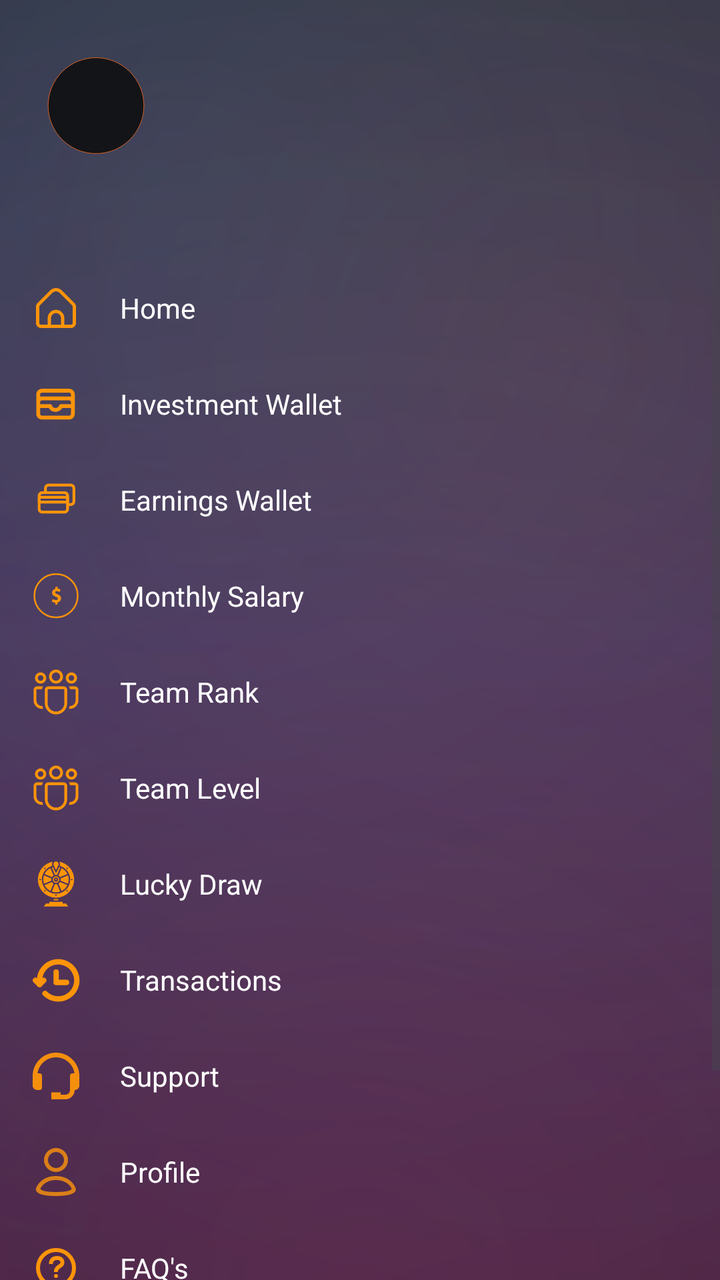
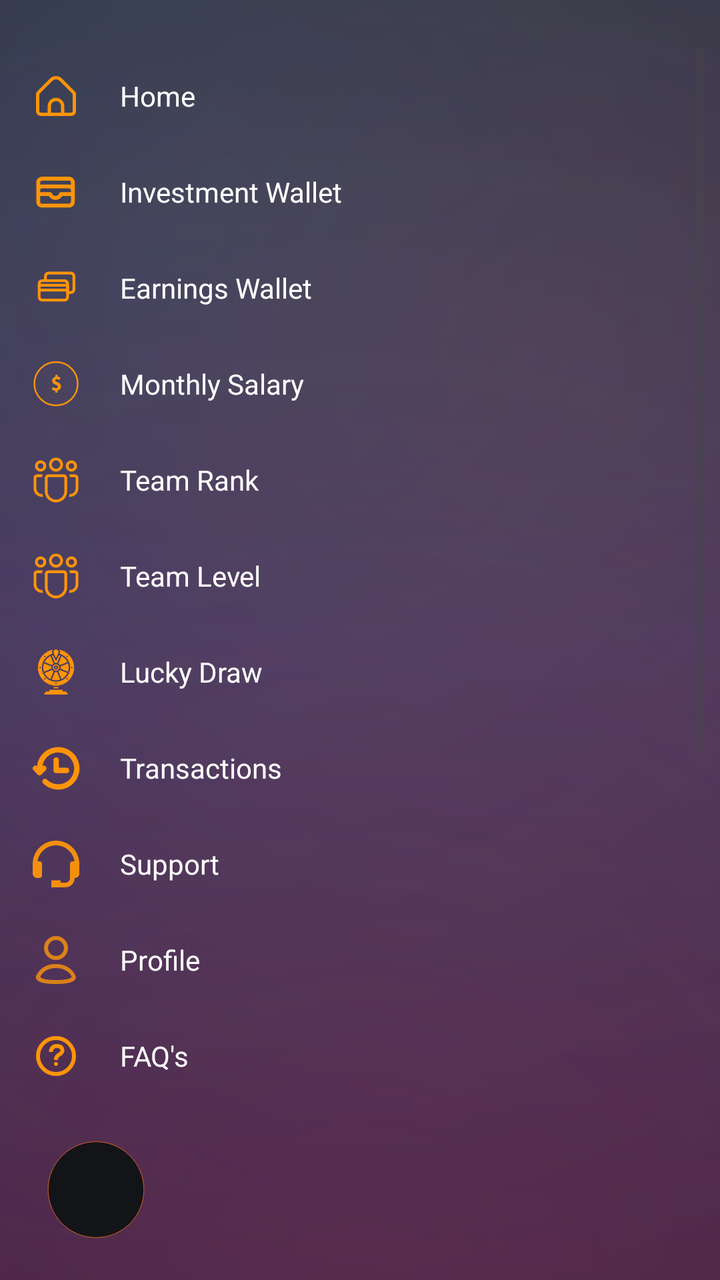

Before-and-after screenshots of an Android layout around one commit, followed by the original layout XML and the change that was made.
<!-- AndroidManifest.xml: application theme Theme.Bitbloom -->
<!-- res/layout/custom_drawer_content.xml -->
<LinearLayout xmlns:android="http://schemas.android.com/apk/res/android"
    android:layout_width="match_parent"
    android:layout_height="match_parent"

    android:background="@drawable/bg_mxg_deposit_gradient"
    android:orientation="vertical">

    
    <LinearLayout
        android:layout_width="match_parent"
        android:layout_height="wrap_content"
        android:layout_marginStart="20dp"
        android:layout_marginTop="@dimen/space_24"
        android:layout_marginEnd="8dp"
        android:orientation="horizontal"
        android:paddingBottom="16dp">

        <ImageView
            android:id="@+id/drawerImageView"
            android:layout_width="56dp"
            android:layout_height="56dp"
            android:layout_gravity="center_vertical"
            android:layout_marginBottom="4dp"
            android:background="@drawable/ic_profile"
            android:scaleType="centerCrop"
            android:translationY="4dp" />

        <LinearLayout
            android:layout_width="match_parent"
            android:layout_height="wrap_content"
            android:layout_gravity="center_vertical"
            android:layout_marginStart="12dp"
            android:orientation="vertical">

            <TextView
                android:id="@+id/userNameTextView"
                android:layout_width="wrap_content"
                android:layout_height="wrap_content"
                android:layout_gravity="center_vertical"
                android:textColor="@android:color/white"
                android:textSize="18sp" />

            <TextView
                android:id="@+id/userEmailTextView"
                android:layout_width="wrap_content"
                android:layout_height="wrap_content"
                android:layout_gravity="center_vertical"
                android:layout_marginTop="4dp"
                android:textColor="#90FFFFFF"
                android:textSize="12sp" />
        </LinearLayout>

    </LinearLayout>

    <ScrollView
        android:layout_width="match_parent"
        android:layout_height="0dp"
        android:layout_weight="1"
        android:fillViewport="true">

        <LinearLayout
            android:layout_width="match_parent"
            android:layout_height="wrap_content"

            android:orientation="vertical">

            <include layout="@layout/item_drawer_menu" />
            
            <LinearLayout
                android:id="@+id/socialLinksRow"
                android:layout_width="match_parent"
                android:layout_height="wrap_content"
                android:layout_gravity="bottom"
                android:gravity="center_horizontal"
                android:orientation="horizontal"
                android:paddingVertical="16dp">

                
                <ImageButton
                    android:id="@+id/btnWhatsApp"
                    android:layout_width="32dp"
                    android:layout_height="32dp"
                    android:layout_marginHorizontal="12dp"
                    android:backgroundTint="@android:color/transparent"
                    android:src="@drawable/ic_whatsapp" />

                
                <ImageButton
                    android:id="@+id/btnTelegram"
                    android:layout_width="32dp"
                    android:layout_height="32dp"
                    android:layout_marginHorizontal="12dp"
                    android:backgroundTint="@android:color/transparent"
                    android:src="@drawable/ic_telegram" />

            </LinearLayout>
        </LinearLayout>
    </ScrollView>
</LinearLayout>
<!-- res/layout/item_drawer_menu.xml (included above) -->
<LinearLayout xmlns:android="http://schemas.android.com/apk/res/android"
    xmlns:app="http://schemas.android.com/apk/res-auto"
    android:layout_width="match_parent"
    android:layout_height="wrap_content"

    android:layout_marginTop="30dp"
    android:background="@android:color/transparent"
    android:orientation="vertical">

    
    <LinearLayout
        android:id="@+id/menuHome"
        android:layout_width="match_parent"
        android:layout_height="wrap_content"
        android:background="?attr/selectableItemBackground"
        android:clickable="true"
        android:focusable="true"
        android:gravity="center_vertical"
        android:orientation="horizontal"
        android:paddingHorizontal="16dp"
        android:paddingVertical="12dp">

        <ImageView
            android:layout_width="24dp"
            android:layout_height="24dp"
            android:padding="2dp"
            android:src="@drawable/ic_home" />

        <TextView
            android:layout_width="wrap_content"
            android:layout_height="wrap_content"
            android:layout_marginStart="20dp"
            android:text="@string/item_drawer_menu_home"
            android:textColor="@color/white"
            android:textSize="14sp" />
    </LinearLayout>





    <LinearLayout
        android:id="@+id/menuInvestmentWallet"
        android:layout_width="match_parent"
        android:layout_height="wrap_content"
        android:background="?attr/selectableItemBackground"
        android:clickable="true"
        android:focusable="true"
        android:gravity="center_vertical"
        android:orientation="horizontal"
        android:paddingHorizontal="16dp"
        android:paddingVertical="12dp">

        <ImageView
            android:layout_width="24dp"
            android:layout_height="24dp"
            android:src="@drawable/ic_wallet"
            app:tint="#FD9409" /> 
        <TextView
            android:layout_width="wrap_content"
            android:layout_height="wrap_content"
            android:layout_marginStart="20dp"
            android:text="@string/item_drawer_menu_investment_wallet"
            android:textColor="@color/white"
            android:textSize="14sp" />
    </LinearLayout>

    <LinearLayout
        android:id="@+id/menuEarningsWallet"
        android:layout_width="match_parent"
        android:layout_height="wrap_content"
        android:background="?attr/selectableItemBackground"
        android:clickable="true"
        android:focusable="true"
        android:gravity="center_vertical"
        android:orientation="horizontal"
        android:paddingHorizontal="16dp"
        android:paddingVertical="12dp">

        <ImageView
            android:layout_width="24dp"
            android:layout_height="24dp"
            android:src="@drawable/ic_withdraw2"
            app:tint="#FD9409" /> 
        <TextView
            android:layout_width="wrap_content"
            android:layout_height="wrap_content"
            android:layout_marginStart="20dp"
            android:text="@string/item_drawer_menu_earnings_wallet"
            android:textColor="@color/white"
            android:textSize="14sp" />
    </LinearLayout>
    
    <LinearLayout
        android:id="@+id/menuSalary"
        android:layout_width="match_parent"
        android:layout_height="wrap_content"
        android:background="?attr/selectableItemBackground"
        android:clickable="true"
        android:focusable="true"
        android:gravity="center_vertical"
        android:orientation="horizontal"
        android:paddingHorizontal="16dp"
        android:paddingVertical="12dp">

        <ImageView
            android:layout_width="24dp"
            android:layout_height="24dp"
            android:src="@drawable/ic_money"
            app:tint="#FD9409" />

        <TextView
            android:layout_width="wrap_content"
            android:layout_height="wrap_content"
            android:layout_marginStart="20dp"
            android:text="@string/fragment_salary_salary"
            android:textColor="@color/white"
            android:textSize="14sp" />
    </LinearLayout>

    <LinearLayout
        android:id="@+id/menuRank"
        android:layout_width="match_parent"
        android:layout_height="wrap_content"
        android:background="?attr/selectableItemBackground"
        android:clickable="true"
        android:focusable="true"
        android:gravity="center_vertical"
        android:orientation="horizontal"
        android:paddingHorizontal="16dp"
        android:paddingVertical="12dp">

        <ImageView
            android:layout_width="24dp"
            android:layout_height="24dp"
            android:src="@drawable/ic_team_hollow"
            app:tint="#FD9409" />

        <TextView
            android:layout_width="wrap_content"
            android:layout_height="wrap_content"
            android:layout_marginStart="20dp"
            android:text="@string/item_drawer_menu_team_rank"
            android:textColor="@color/white"
            android:textSize="14sp" />
    </LinearLayout>

    <LinearLayout
        android:id="@+id/menuTeam"
        android:layout_width="match_parent"
        android:layout_height="wrap_content"
        android:background="?attr/selectableItemBackground"
        android:clickable="true"
        android:focusable="true"
        android:gravity="center_vertical"
        android:orientation="horizontal"
        android:paddingHorizontal="16dp"
        android:paddingVertical="12dp">

        <ImageView
            android:layout_width="24dp"
            android:layout_height="24dp"
            android:src="@drawable/ic_team_hollow"
            app:tint="#FD9409" />

        <TextView
            android:layout_width="wrap_content"
            android:layout_height="wrap_content"
            android:layout_marginStart="20dp"
            android:text="@string/item_drawer_menu_team_level"
            android:textColor="@color/white"
            android:textSize="14sp" />
    </LinearLayout>
    <LinearLayout
        android:id="@+id/menuLuckyDraw"
        android:layout_width="match_parent"
        android:layout_height="wrap_content"
        android:background="?attr/selectableItemBackground"
        android:clickable="true"
        android:focusable="true"
        android:gravity="center_vertical"
        android:orientation="horizontal"
        android:paddingHorizontal="16dp"
        android:paddingVertical="12dp">

        <ImageView
            android:layout_width="24dp"
            android:layout_height="24dp"
            android:src="@drawable/ic_lucky_spin"
            app:tint="#FD9409" />

        <TextView
            android:layout_width="wrap_content"
            android:layout_height="wrap_content"
            android:layout_marginStart="20dp"
            android:text="@string/lucky_draw"
            android:textColor="@color/white"
            android:textSize="14sp" />
    </LinearLayout>
    
    
    
    <LinearLayout
        android:id="@+id/menuTransactions"
        android:layout_width="match_parent"
        android:layout_height="wrap_content"
        android:background="?attr/selectableItemBackground"
        android:clickable="true"
        android:focusable="true"
        android:gravity="center_vertical"
        android:orientation="horizontal"
        android:paddingHorizontal="16dp"
        android:paddingVertical="12dp">

        <ImageView
            android:layout_width="24dp"
            android:layout_height="24dp"
            android:src="@drawable/ic_transactions"
            app:tint="#FD9409" />

        <TextView
            android:layout_width="wrap_content"
            android:layout_height="wrap_content"
            android:layout_marginStart="20dp"
            android:text="@string/fragment_deposit_transactions"
            android:textColor="@color/white"
            android:textSize="14sp" />
    </LinearLayout>
    
    <LinearLayout
        android:id="@+id/menuSupport"
        android:layout_width="match_parent"
        android:layout_height="wrap_content"
        android:background="?attr/selectableItemBackground"
        android:clickable="true"
        android:focusable="true"
        android:gravity="center_vertical"
        android:orientation="horizontal"
        android:paddingHorizontal="16dp"
        android:paddingVertical="12dp">

        <ImageView
            android:layout_width="24dp"
            android:layout_height="24dp"
            android:src="@drawable/ic_support"
            app:tint="#FD9409" />

        <TextView
            android:layout_width="wrap_content"
            android:layout_height="wrap_content"
            android:layout_marginStart="20dp"
            android:text="@string/support"
            android:textColor="@color/white"
            android:textSize="14sp" />
    </LinearLayout>
    
    <LinearLayout
        android:id="@+id/menuProfile"
        android:layout_width="match_parent"
        android:layout_height="wrap_content"
        android:background="?attr/selectableItemBackground"
        android:clickable="true"
        android:focusable="true"
        android:gravity="center_vertical"
        android:orientation="horizontal"
        android:paddingHorizontal="16dp"
        android:paddingVertical="12dp">

        <ImageView
            android:layout_width="24dp"
            android:layout_height="24dp"
            android:src="@drawable/ic_profile_drawer"
            app:tint="#FD9409" />

        <TextView
            android:layout_width="wrap_content"
            android:layout_height="wrap_content"
            android:layout_marginStart="20dp"
            android:text="@string/item_drawer_menu_profile"
            android:textColor="@color/white"
            android:textSize="14sp" />
    </LinearLayout>
    <LinearLayout
        android:id="@+id/menuFaqs"
        android:layout_width="match_parent"
        android:layout_height="wrap_content"
        android:background="?attr/selectableItemBackground"
        android:clickable="true"
        android:focusable="true"
        android:gravity="center_vertical"
        android:orientation="horizontal"
        android:paddingHorizontal="16dp"
        android:paddingVertical="12dp">

        <ImageView
            android:layout_width="24dp"
            android:layout_height="24dp"
            android:src="@drawable/ic_faqs"
            app:tint="#FD9409" />

        <TextView
            android:layout_width="wrap_content"
            android:layout_height="wrap_content"
            android:layout_marginStart="20dp"
            android:text="FAQ's"
            android:textColor="@color/white"
            android:textSize="14sp" />
    </LinearLayout>
    
    <LinearLayout
        android:id="@+id/logout"
        android:layout_width="match_parent"
        android:layout_height="wrap_content"
        android:background="?attr/selectableItemBackground"
        android:clickable="true"
        android:focusable="true"
        android:gravity="center_vertical"
        android:orientation="horizontal"
        android:paddingHorizontal="16dp"
        android:paddingVertical="12dp">

        <ImageView
            android:layout_width="24dp"
            android:layout_height="24dp"
            android:src="@drawable/logout2"
            app:tint="@color/red" /> 
        <TextView
            android:layout_width="wrap_content"
            android:layout_height="wrap_content"
            android:layout_marginStart="20dp"
            android:text="@string/item_drawer_menu_logout"
            android:textColor="@color/red"
            android:textSize="14sp" />
    </LinearLayout>

</LinearLayout>
<!-- resources referenced by this layout -->
<resources>
  <color name="red">#F00806</color>
  <color name="white">#FFFFFFFF</color>
  <dimen name="space_24">24dp</dimen>
  <!-- drawable ic_profile (drawable) -->
  <vector xmlns:android="http://schemas.android.com/apk/res/android"
      android:width="48dp"
      android:height="48dp"
      android:viewportWidth="48"
      android:viewportHeight="48">
  
      
      <path
          android:fillColor="@android:color/transparent"
          android:pathData="M24,2A21,21 0,1 1,3 23A21,21 0,0 1,24 2Z" />
  
      
      <path
          android:fillColor="@color/nav_bar_color"
          android:pathData="M24,2.462A20.538,20.538 0,1 1,3.462 23A20.538,20.538 0,0 1,24 2.462Z"
          android:strokeColor="@color/orange" />
  </vector>
  <string name="fragment_deposit_transactions">Transactions</string>
  <string name="fragment_salary_salary">Monthly Salary</string>
  <string name="item_drawer_menu_earnings_wallet">Earnings Wallet</string>
  <string name="item_drawer_menu_home">Home</string>
  <string name="item_drawer_menu_investment_wallet">Investment Wallet</string>
  <string name="item_drawer_menu_logout">Logout</string>
  <string name="item_drawer_menu_profile">Profile</string>
  <string name="item_drawer_menu_team_level">Team Level</string>
  <string name="item_drawer_menu_team_rank">Team Rank</string>
  <string name="lucky_draw">Lucky Draw</string>
  <string name="support">Support</string>
  <style name="Theme.Bitbloom" parent="Base.Theme.Bitbloom">
          
          <item name="editTextStyle">@style/Widget.MXG.EditText.WhiteCursor</item>
          <item name="android:editTextStyle">@style/Widget.MXG.EditText.WhiteCursor</item>
  
          
          <item name="android:textCursorDrawable">@drawable/cursor_white</item>
      </style>
  <color name="nav_bar_color">#131417</color>
  <color name="orange">#E1EE6924</color>
  <color name="mxg_white_80">#CCFFFFFF</color>
  <style name="Base.Theme.Bitbloom" parent="Theme.Material3.DayNight.NoActionBar">
          <item name="android:statusBarColor">@color/mxg_black</item>
          <item name="colorPrimary">@color/mxg_white</item>
          <item name="android:navigationBarColor">@color/mxg_black</item>
          <item name="android:datePickerDialogTheme">@style/BitbloomDatePickerTheme</item>
      </style>
  <style name="Widget.MXG.EditText.WhiteCursor" parent="Widget.AppCompat.EditText">
          <item name="android:textCursorDrawable">@drawable/cursor_white</item>
      </style>
  <!-- drawable cursor_white (drawable) -->
  <?xml version="1.0" encoding="utf-8"?>
  <shape xmlns:android="http://schemas.android.com/apk/res/android">
      <size android:width="2dp"/>
      <solid android:color="@android:color/white"/>
      <corners android:radius="1dp"/>
  </shape>
  <color name="mxg_black">#000000</color>
  <color name="mxg_white">#FFFFFF</color>
  <style name="BitbloomDatePickerTheme" parent="ThemeOverlay.MaterialComponents.MaterialAlertDialog">
          <item name="colorAccent">@color/status_bar_color</item> 
          <item name="android:headerBackground">@color/light_status_bar_color
          </item> 
          <item name="android:colorControlHighlight">@color/status_bar_color
          </item> 
          <item name="android:colorControlActivated">@color/status_bar_color
          </item> 
          <item name="android:textColorPrimaryInverse">@color/white</item> 
          <item name="android:textColor">@color/status_bar_color</item> 
          <item name="android:textColorPrimary">?attr/colorOnBackground</item> 
      </style>
  <color name="status_bar_color">#EE6924</color>
  <color name="light_status_bar_color">#EE6924</color>
  <!-- unchanged entries left out for length: 14 -->
</resources>

<!-- the commit's change to res/layout/custom_drawer_content.xml (unified diff, before → after) -->
@@ -1,81 +1,41 @@
-<LinearLayout xmlns:android="http://schemas.android.com/apk/res/android"
+<androidx.constraintlayout.widget.ConstraintLayout xmlns:android="http://schemas.android.com/apk/res/android"
+    xmlns:app="http://schemas.android.com/apk/res-auto"
     android:layout_width="match_parent"
     android:layout_height="match_parent"
-
-    android:background="@drawable/bg_mxg_deposit_gradient"
-    android:orientation="vertical">
-
-    
-    <LinearLayout
-        android:layout_width="match_parent"
-        android:layout_height="wrap_content"
-        android:layout_marginStart="20dp"
-        android:layout_marginTop="@dimen/space_24"
-        android:layout_marginEnd="8dp"
-        android:orientation="horizontal"
-        android:paddingBottom="16dp">
-
-        <ImageView
-            android:id="@+id/drawerImageView"
-            android:layout_width="56dp"
-            android:layout_height="56dp"
-            android:layout_gravity="center_vertical"
-            android:layout_marginBottom="4dp"
-            android:background="@drawable/ic_profile"
-            android:scaleType="centerCrop"
-            android:translationY="4dp" />
+    android:background="@drawable/bg_mxg_deposit_gradient">
+
+    
+    <ScrollView
+        android:id="@+id/menuScroll"
+        android:layout_width="0dp"
+        android:layout_height="0dp"
+        android:clipToPadding="false"
+        android:fillViewport="true"
+        android:paddingTop="@dimen/space_24"
+        android:paddingEnd="8dp"
+        android:paddingBottom="112dp"
+        app:layout_constraintBottom_toTopOf="@id/profileBar"
+        app:layout_constraintEnd_toEndOf="parent"
+        app:layout_constraintStart_toStartOf="parent"
+        app:layout_constraintTop_toTopOf="parent">
 
         <LinearLayout
             android:layout_width="match_parent"
             android:layout_height="wrap_content"
-            android:layout_gravity="center_vertical"
-            android:layout_marginStart="12dp"
             android:orientation="vertical">
 
-            <TextView
-                android:id="@+id/userNameTextView"
-                android:layout_width="wrap_content"
-                android:layout_height="wrap_content"
-                android:layout_gravity="center_vertical"
-                android:textColor="@android:color/white"
-                android:textSize="18sp" />
-
-            <TextView
-                android:id="@+id/userEmailTextView"
-                android:layout_width="wrap_content"
-                android:layout_height="wrap_content"
-                android:layout_gravity="center_vertical"
-                android:layout_marginTop="4dp"
-                android:textColor="#90FFFFFF"
-                android:textSize="12sp" />
-        </LinearLayout>
-
-    </LinearLayout>
-
-    <ScrollView
-        android:layout_width="match_parent"
-        android:layout_height="0dp"
-        android:layout_weight="1"
-        android:fillViewport="true">
-
-        <LinearLayout
-            android:layout_width="match_parent"
-            android:layout_height="wrap_content"
-
-            android:orientation="vertical">
-
+            
             <include layout="@layout/item_drawer_menu" />
+
             
             <LinearLayout
                 android:id="@+id/socialLinksRow"
                 android:layout_width="match_parent"
                 android:layout_height="wrap_content"
-                android:layout_gravity="bottom"
                 android:gravity="center_horizontal"
                 android:orientation="horizontal"
                 android:paddingVertical="16dp">
 
-                
                 <ImageButton
                     android:id="@+id/btnWhatsApp"
                     android:layout_width="32dp"
@@ -84,7 +44,6 @@
                     android:backgroundTint="@android:color/transparent"
                     android:src="@drawable/ic_whatsapp" />
 
-                
                 <ImageButton
                     android:id="@+id/btnTelegram"
                     android:layout_width="32dp"
@@ -92,18 +51,68 @@
                     android:layout_marginHorizontal="12dp"
                     android:backgroundTint="@android:color/transparent"
                     android:src="@drawable/ic_telegram" />
-
             </LinearLayout>
         </LinearLayout>
     </ScrollView>
-</LinearLayout>
+
+    
+    
+    
+
+    
+    <LinearLayout
+        android:id="@+id/profileBar"
+        android:layout_width="0dp"
+        android:layout_height="wrap_content"
+        android:orientation="horizontal"
+        android:paddingStart="20dp"
+        android:paddingTop="12dp"
+        android:paddingEnd="8dp"
+        android:paddingBottom="16dp"
+        app:layout_constraintBottom_toBottomOf="parent"
+        app:layout_constraintEnd_toEndOf="parent"
+        app:layout_constraintStart_toStartOf="parent">
+
+        <ImageView
+            android:id="@+id/drawerImageView"
+            android:layout_width="56dp"
+            android:layout_height="56dp"
+            android:layout_gravity="center_vertical"
+            android:background="@drawable/ic_profile"
+            android:scaleType="centerCrop" />
+
+        <LinearLayout
+            android:layout_width="0dp"
+            android:layout_height="wrap_content"
+            android:layout_gravity="center_vertical"
+            android:layout_marginStart="12dp"
+            android:layout_weight="1"
+            android:orientation="vertical">
+
+            <TextView
+                android:id="@+id/userNameTextView"
+                android:layout_width="wrap_content"
+                android:layout_height="wrap_content"
+                android:textColor="@android:color/white"
+                android:textSize="18sp" />
+
+            <TextView
+                android:id="@+id/userEmailTextView"
+                android:layout_width="wrap_content"
+                android:layout_height="wrap_content"
+                android:layout_marginTop="4dp"
+                android:textColor="#90FFFFFF"
+                android:textSize="12sp" />
+        </LinearLayout>
+    </LinearLayout>
+
+</androidx.constraintlayout.widget.ConstraintLayout>
 <!-- res/layout/item_drawer_menu.xml (included above) -->
 <LinearLayout xmlns:android="http://schemas.android.com/apk/res/android"
     xmlns:app="http://schemas.android.com/apk/res-auto"
     android:layout_width="match_parent"
     android:layout_height="wrap_content"
 
-    android:layout_marginTop="30dp"
     android:background="@android:color/transparent"
     android:orientation="vertical">
 
